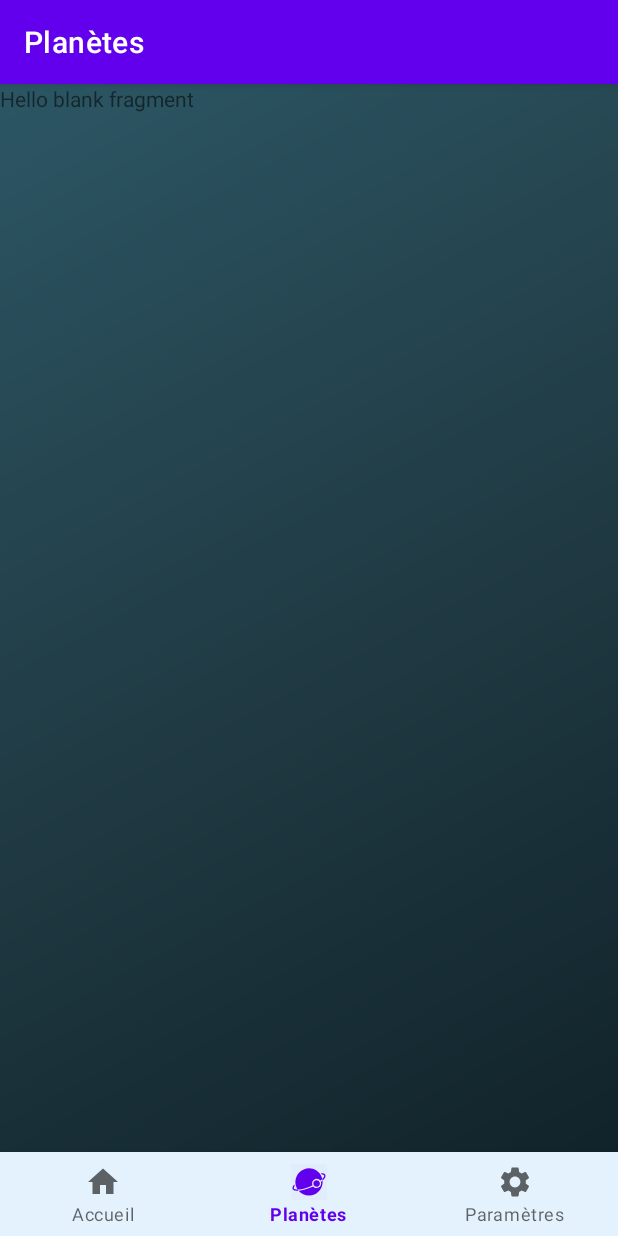
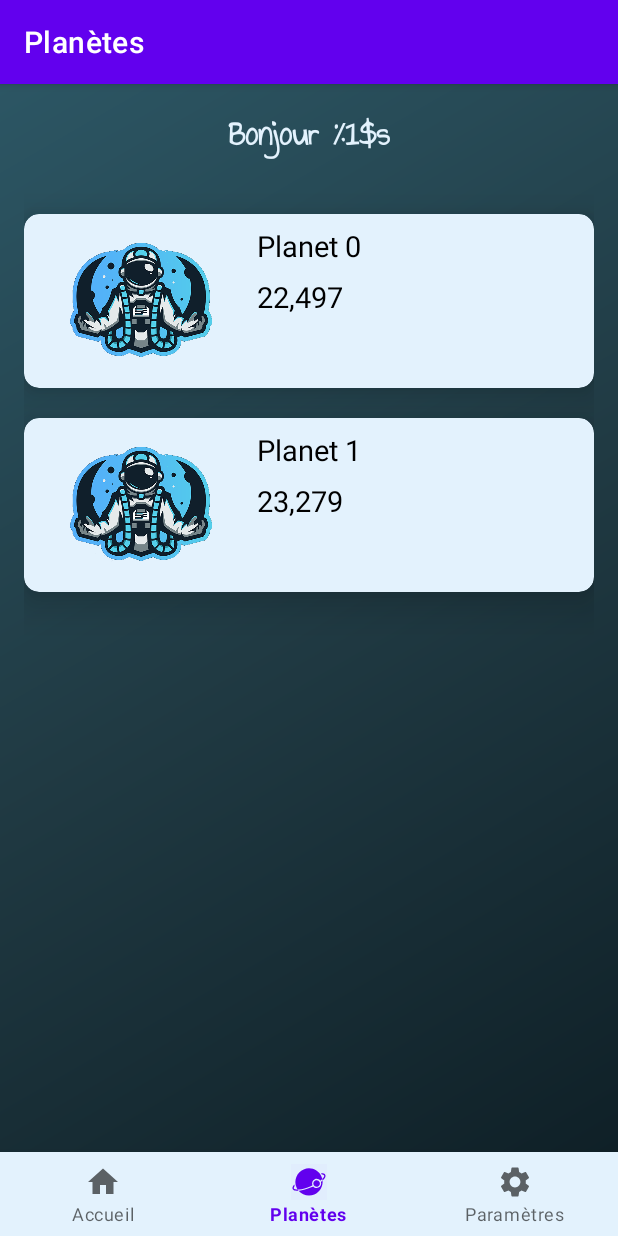
Before and after one commit to yannickcharron/5a6.A20.SpaceExplorer, an Android app: the PlanetsFragment screen opened through its navigation route, on a phone screen of 412 x 824 dp. Run offline under Robolectric (Android 15) with nearby library versions, the phone set to English and light mode, and no system bars; our stand-ins replace navigation-ui; pictures from the network do not load; Roboto replaces fonts that are not available here.

Commit message:
Après devoir

```diff
--- a/app/src/main/java/ca/qc/cstj/spaceexplorer/PlanetsFragment.kt
+++ b/app/src/main/java/ca/qc/cstj/spaceexplorer/PlanetsFragment.kt
@@ -5,28 +5,20 @@ import androidx.fragment.app.Fragment
 import android.view.LayoutInflater
 import android.view.View
 import android.view.ViewGroup
+import androidx.recyclerview.widget.LinearLayoutManager
+import ca.qc.cstj.spaceexplorer.adapters.PlanetRecyclerViewAdapter
+import ca.qc.cstj.spaceexplorer.helpers.TopSpacingItemDecoration
+import ca.qc.cstj.spaceexplorer.models.Planet
+import kotlinx.android.synthetic.main.fragment_planets.*
+import kotlin.random.Random
 
-// TODO: Rename parameter arguments, choose names that match
-// the fragment initialization parameters, e.g. ARG_ITEM_NUMBER
-private const val ARG_PARAM1 = "param1"
-private const val ARG_PARAM2 = "param2"
+class PlanetsFragment : Fragment() {
 
-/**
- * A simple [Fragment] subclass.
- * Use the [PlanetsFragment.newInstance] factory method to
- * create an instance of this fragment.
- */
-class PlanetsFragment : Fragment() {
-    // TODO: Rename and change types of parameters
-    private var param1: String? = null
-    private var param2: String? = null
+    private lateinit var planetRecyclerViewAdapter : PlanetRecyclerViewAdapter
 
     override fun onCreate(savedInstanceState: Bundle?) {
         super.onCreate(savedInstanceState)
-        arguments?.let {
-            param1 = it.getString(ARG_PARAM1)
-            param2 = it.getString(ARG_PARAM2)
-        }
+
     }
 
     override fun onCreateView(
@@ -37,23 +29,40 @@ class PlanetsFragment : Fragment() {
         return inflater.inflate(R.layout.fragment_planets, container, false)
     }
 
+    override fun onViewCreated(view: View, savedInstanceState: Bundle?) {
+        super.onViewCreated(view, savedInstanceState)
+
+        val topSpacingItemDecoration = TopSpacingItemDecoration(30)
+
+        //TODO: Afficher les planètes dans le Recycler View
+        planetRecyclerViewAdapter = PlanetRecyclerViewAdapter(createPlanet())
+
+        rcvPlanets.apply {
+            layoutManager = LinearLayoutManager(this.context)
+            adapter = planetRecyclerViewAdapter
+            addItemDecoration(topSpacingItemDecoration)
+        }
+    }
+
+    private fun createPlanet() : List<Planet> {
+        val planets = mutableListOf<Planet>()
+
+        val numberToGenerate = Random.nextInt(0,21)
+
+        for(i in 0..numberToGenerate) {
+            val newPlanet = Planet("Planet $i", Random.nextDouble(20.0, 50.0), Random.nextInt(1,25).toString())
+            planets.add(newPlanet)
+        }
+
+        return planets
+
+    }
+
     companion object {
-        /**
-         * Use this factory method to create a new instance of
-         * this fragment using the provided parameters.
-         *
-         * @param param1 Parameter 1.
-         * @param param2 Parameter 2.
-         * @return A new instance of fragment PlanetsFragment.
-         */
-        // TODO: Rename and change types and number of parameters
-        @JvmStatic
+
         fun newInstance(param1: String, param2: String) =
             PlanetsFragment().apply {
-                arguments = Bundle().apply {
-                    putString(ARG_PARAM1, param1)
-                    putString(ARG_PARAM2, param2)
-                }
+                arguments = Bundle().apply {}
             }
     }
 }
--- a/app/src/main/res/layout/fragment_planets.xml
+++ b/app/src/main/res/layout/fragment_planets.xml
@@ -1,14 +1,37 @@
 <?xml version="1.0" encoding="utf-8"?>
-<FrameLayout xmlns:android="http://schemas.android.com/apk/res/android"
+<androidx.constraintlayout.widget.ConstraintLayout xmlns:android="http://schemas.android.com/apk/res/android"
+    xmlns:app="http://schemas.android.com/apk/res-auto"
     xmlns:tools="http://schemas.android.com/tools"
     android:layout_width="match_parent"
     android:layout_height="match_parent"
-    tools:context=".PlanetsFragment">
+    android:background="@drawable/activity_background"
+    tools:context=".PlanetsActivity">
 
-    <!-- TODO: Update blank fragment layout -->
     <TextView
-        android:layout_width="match_parent"
-        android:layout_height="match_parent"
-        android:text="@string/hello_blank_fragment" />
+        android:id="@+id/txvBonjour"
+        android:layout_width="wrap_content"
+        android:layout_height="wrap_content"
+        android:layout_marginTop="16dp"
+        android:textColor="@color/textColor"
+        android:textSize="24sp"
+        android:textStyle="bold"
+        android:text="@string/msgWelcome"
+        android:fontFamily="@font/annie_use_your_telescope"
+        app:layout_constraintEnd_toEndOf="parent"
+        app:layout_constraintStart_toStartOf="parent"
+        app:layout_constraintTop_toTopOf="parent" />
 
-</FrameLayout>
+    <androidx.recyclerview.widget.RecyclerView
+        android:id="@+id/rcvPlanets"
+        android:layout_width="0dp"
+        android:layout_height="0dp"
+        android:layout_marginStart="16dp"
+        android:layout_marginTop="16dp"
+        android:layout_marginEnd="16dp"
+        android:layout_marginBottom="16dp"
+        app:layout_constraintBottom_toBottomOf="parent"
+        app:layout_constraintEnd_toEndOf="parent"
+        app:layout_constraintStart_toStartOf="parent"
+        app:layout_constraintTop_toBottomOf="@+id/txvBonjour" />
+
+</androidx.constraintlayout.widget.ConstraintLayout>
```
